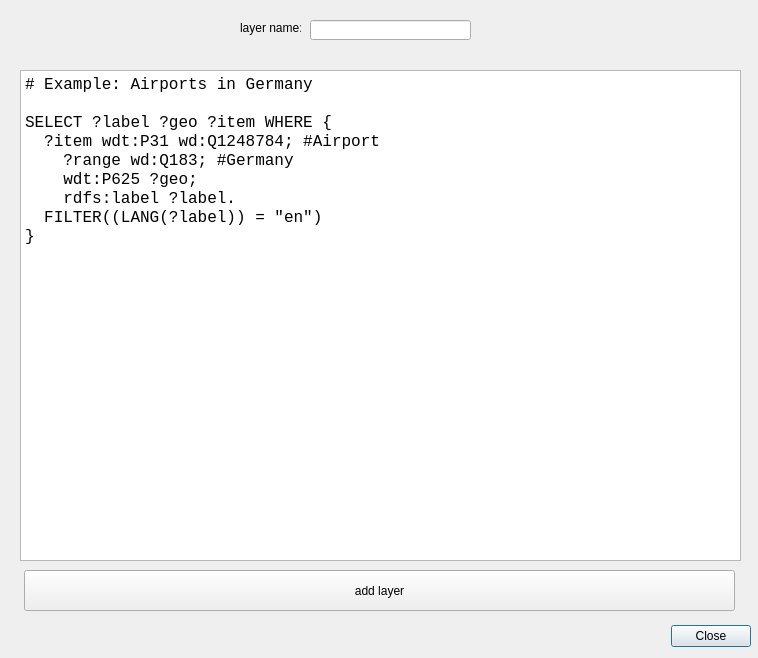
Old version of the form sparql_unicorn/sparql_unicorn_dialog_base.ui in the repository sparqlunicorn/sparqlunicornGoesGIS.
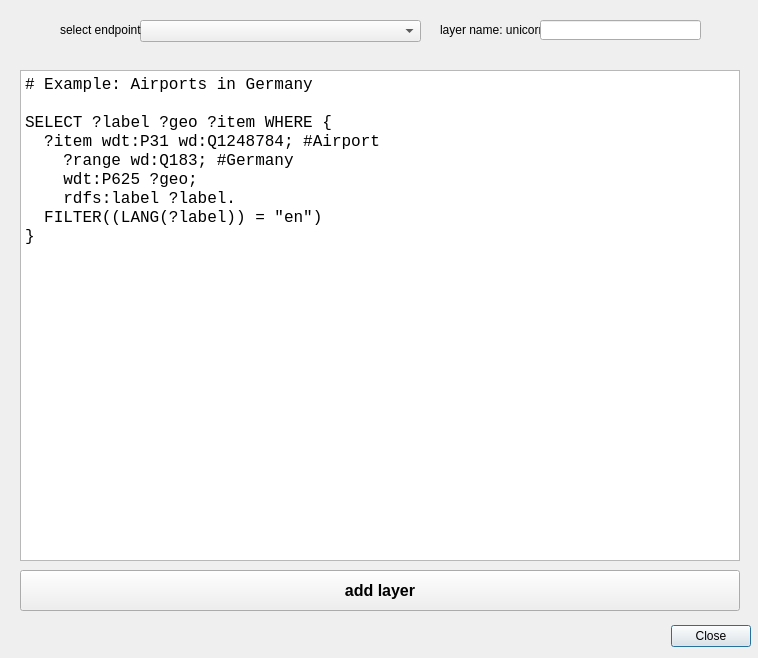
New version of the form.

What changed in the file:
```diff
--- a/sparql_unicorn/sparql_unicorn_dialog_base.ui
+++ b/sparql_unicorn/sparql_unicorn_dialog_base.ui
@@ -34,7 +34,7 @@
     <rect>
      <x>20</x>
      <y>70</y>
-     <width>721</width>
+     <width>720</width>
      <height>491</height>
     </rect>
    </property>
@@ -59,12 +59,19 @@
   <widget class="QPushButton" name="pushButton">
    <property name="geometry">
     <rect>
-     <x>24</x>
+     <x>20</x>
      <y>570</y>
-     <width>711</width>
+     <width>720</width>
      <height>41</height>
     </rect>
    </property>
+   <property name="font">
+    <font>
+     <pointsize>12</pointsize>
+     <weight>75</weight>
+     <bold>true</bold>
+    </font>
+   </property>
    <property name="text">
     <string>add layer</string>
    </property>
@@ -72,26 +79,49 @@
   <widget class="QLabel" name="label">
    <property name="geometry">
     <rect>
-     <x>240</x>
+     <x>440</x>
      <y>20</y>
-     <width>61</width>
-     <height>16</height>
+     <width>101</width>
+     <height>20</height>
     </rect>
    </property>
    <property name="text">
-    <string>layer name:</string>
+    <string>layer name: unicorn_</string>
    </property>
   </widget>
   <widget class="QLineEdit" name="inp_label">
    <property name="geometry">
     <rect>
-     <x>310</x>
+     <x>540</x>
      <y>20</y>
      <width>161</width>
      <height>20</height>
     </rect>
    </property>
   </widget>
+  <widget class="QComboBox" name="comboBox">
+   <property name="geometry">
+    <rect>
+     <x>140</x>
+     <y>20</y>
+     <width>281</width>
+     <height>22</height>
+    </rect>
+   </property>
+  </widget>
+  <widget class="QLabel" name="label_2">
+   <property name="geometry">
+    <rect>
+     <x>60</x>
+     <y>20</y>
+     <width>81</width>
+     <height>20</height>
+    </rect>
+   </property>
+   <property name="text">
+    <string>select endpoint:</string>
+   </property>
+  </widget>
  </widget>
  <resources/>
  <connections>
```
